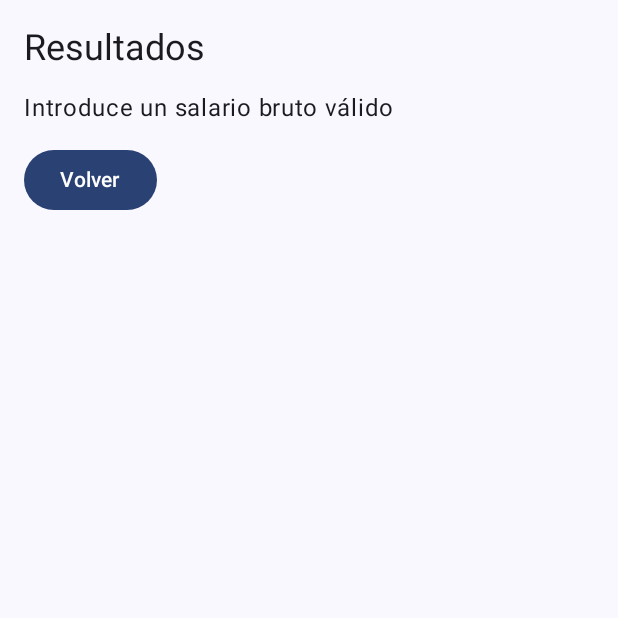
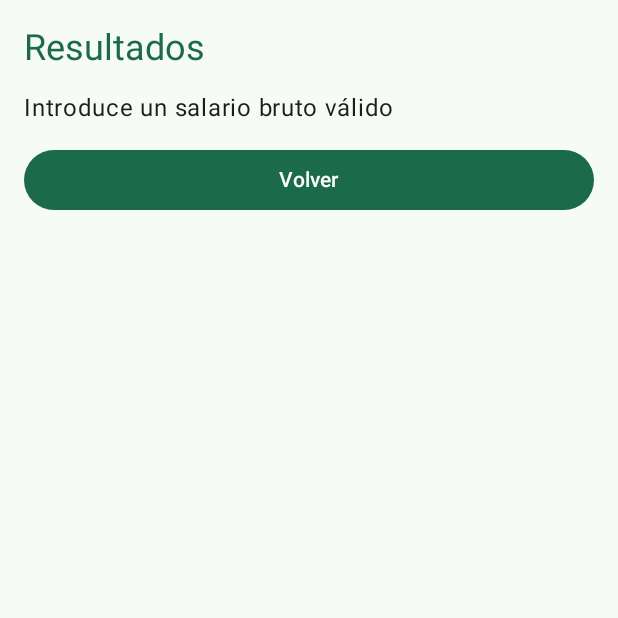
Before and after one commit to PatriRose/CalculadoraSalarioNeto, an Android app built with Jetpack Compose: the screen it shows after launch (MainActivity), after a tap on "Calcular", on a phone screen of 412 x 824 dp, the top half of it. Run offline under Robolectric (Android 15) with nearby library versions, the phone set to English and light mode, and no system bars.

Commit message:
Revisión de formato de la aplicación

```diff
--- a/app/src/main/java/com/rosalina/calculadorasalarioneto/ui/FormularioScreen.kt
+++ b/app/src/main/java/com/rosalina/calculadorasalarioneto/ui/FormularioScreen.kt
@@ -31,7 +31,8 @@ fun FormularioScreen(
     ) {
         Text(
             text = "Calculadora de salario neto",
-            style = MaterialTheme.typography.headlineSmall
+            style = MaterialTheme.typography.headlineMedium,
+            color = MaterialTheme.colorScheme.primary
         )
         CampoNumerico(
             valor = datos.salarioBruto,
--- a/app/src/main/java/com/rosalina/calculadorasalarioneto/ui/ResultadosScreen.kt
+++ b/app/src/main/java/com/rosalina/calculadorasalarioneto/ui/ResultadosScreen.kt
@@ -10,6 +10,7 @@ import androidx.compose.foundation.rememberScrollState
 import androidx.compose.foundation.verticalScroll
 import androidx.compose.material3.Button
 import androidx.compose.material3.Card
+import androidx.compose.material3.CardDefaults
 import androidx.compose.material3.HorizontalDivider
 import androidx.compose.material3.MaterialTheme
 import androidx.compose.material3.Text
@@ -41,7 +42,9 @@ fun ResultadosScreen(
             .padding(16.dp),
         verticalArrangement = Arrangement.spacedBy(12.dp)
     ) {
-        Text("Resultados", style = MaterialTheme.typography.headlineSmall)
+        Text("Resultados",
+            style = MaterialTheme.typography.headlineSmall,
+            color = MaterialTheme.colorScheme.primary)
 
         if (resultado == null) {
             // calcularSalario devuelve null si el salario no es válido.
@@ -53,7 +56,12 @@ fun ResultadosScreen(
             } else 0.0
 
             // Tarjeta 1: valores del bruto al neto
-            Card(modifier = Modifier.fillMaxWidth()) {
+            Card(
+                modifier = Modifier.fillMaxWidth(),
+                colors = CardDefaults.cardColors(
+                    containerColor = MaterialTheme.colorScheme.primaryContainer,
+                    contentColor = MaterialTheme.colorScheme.onPrimaryContainer)
+                ) {
                 Column(
                     modifier = Modifier.padding(16.dp),
                     verticalArrangement = Arrangement.spacedBy(8.dp)
@@ -76,7 +84,8 @@ fun ResultadosScreen(
             }
 
             //Tarjeta 2: detalle del IRPF
-            Card(modifier = Modifier.fillMaxWidth()) {
+            Card( modifier = Modifier.fillMaxWidth()
+            ) {
                 Column(
                     modifier = Modifier.padding(16.dp),
                     verticalArrangement = Arrangement.spacedBy(8.dp)
@@ -86,7 +95,7 @@ fun ResultadosScreen(
                 }
             }
         }
-        Button(onClick = onVolver) { Text("Volver") }
+        Button(onClick = onVolver, modifier = Modifier.fillMaxWidth()) { Text("Volver") }
     }
 }
 
--- a/app/src/main/java/com/rosalina/calculadorasalarioneto/ui/theme/Color.kt
+++ b/app/src/main/java/com/rosalina/calculadorasalarioneto/ui/theme/Color.kt
@@ -9,3 +9,9 @@ val Pink80 = Color(0xFFEFB8C8)
 val Purple40 = Color(0xFF6650a4)
 val PurpleGrey40 = Color(0xFF625b71)
 val Pink40 = Color(0xFF7D5260)
+
+val VerdePrimario = Color(0xFF1B6B4A)
+val VerdeContenedor = Color(0xFFB8F2D2)
+val VerdeSecundario = Color(0xFF4D6357)
+val VerdeClaro = Color(0xFF9CD5B7)
+val VerdeOscuro = Color(0xFF00391F)
--- a/app/src/main/java/com/rosalina/calculadorasalarioneto/ui/theme/Theme.kt
+++ b/app/src/main/java/com/rosalina/calculadorasalarioneto/ui/theme/Theme.kt
@@ -1,6 +1,6 @@
 package com.rosalina.calculadorasalarioneto.ui.theme
 
-import android.app.Activity
+//import android.app.Activity
 import android.os.Build
 import androidx.compose.foundation.isSystemInDarkTheme
 import androidx.compose.material3.MaterialTheme
@@ -9,35 +9,33 @@ import androidx.compose.material3.dynamicDarkColorScheme
 import androidx.compose.material3.dynamicLightColorScheme
 import androidx.compose.material3.lightColorScheme
 import androidx.compose.runtime.Composable
+import androidx.compose.ui.graphics.Color
 import androidx.compose.ui.platform.LocalContext
 
 private val DarkColorScheme = darkColorScheme(
-    primary = Purple80,
-    secondary = PurpleGrey80,
-    tertiary = Pink80
+    primary = VerdeClaro,
+    onPrimary = VerdeOscuro,
+    primaryContainer = Color(0xFF005234),
+    onPrimaryContainer = VerdeContenedor,
+    secondary = Color(0xFFB3CCBC)
 )
 
 private val LightColorScheme = lightColorScheme(
-    primary = Purple40,
-    secondary = PurpleGrey40,
-    tertiary = Pink40
-
-    /* Other default colors to override
-    background = Color(0xFFFFFBFE),
-    surface = Color(0xFFFFFBFE),
+    primary = VerdePrimario,
     onPrimary = Color.White,
-    onSecondary = Color.White,
-    onTertiary = Color.White,
-    onBackground = Color(0xFF1C1B1F),
-    onSurface = Color(0xFF1C1B1F),
-    */
+    primaryContainer = VerdeContenedor,
+    onPrimaryContainer = Color(0xFF002114),
+    secondary = VerdeSecundario,
+    background = Color(0xFFF6FBF6),
+    surface = Color(0xFFF6FBF6),
+    surfaceVariant = Color(0xFFDDE5DD)
 )
 
 @Composable
 fun CalculadoraSalarioNetoTheme(
     darkTheme: Boolean = isSystemInDarkTheme(),
     // Dynamic color is available on Android 12+
-    dynamicColor: Boolean = true,
+    dynamicColor: Boolean = false,
     content: @Composable () -> Unit
 ) {
     val colorScheme = when {
```
